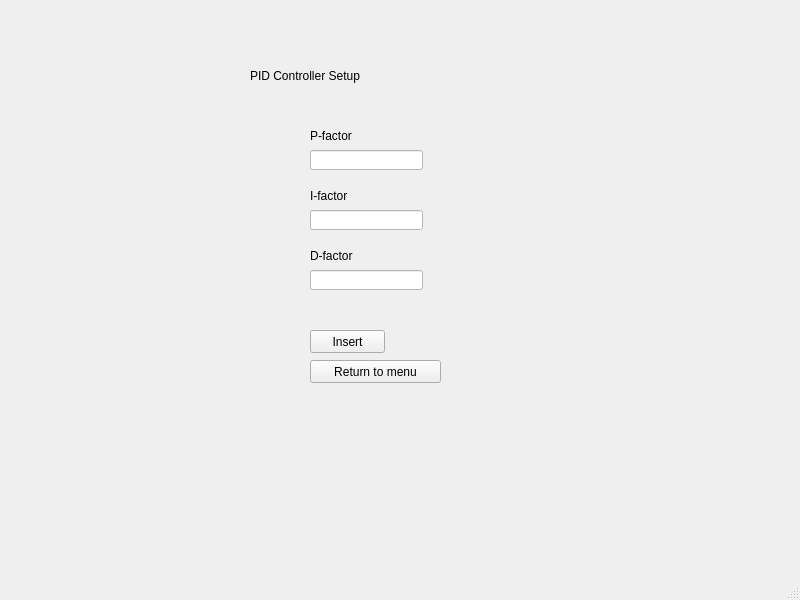
Marius-Graml/Michelson_Interferometer, file pid_controller_screen.ui: the form before one commit.
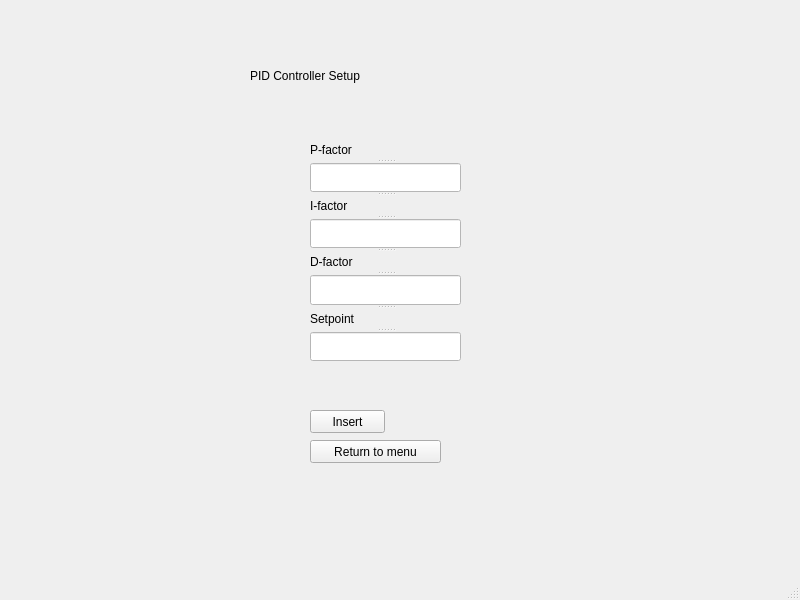
The form after the commit.

```diff
--- a/pid_controller_screen.ui
+++ b/pid_controller_screen.ui
@@ -42,98 +42,11 @@
       <string>PID Controller Setup</string>
      </property>
     </widget>
-    <widget class="QLabel" name="label_2">
-     <property name="geometry">
-      <rect>
-       <x>310</x>
-       <y>120</y>
-       <width>71</width>
-       <height>31</height>
-      </rect>
-     </property>
-     <property name="styleSheet">
-      <string notr="true">font: 12pt &quot;MS Shell Dlg 2&quot;;</string>
-     </property>
-     <property name="text">
-      <string>P-factor</string>
-     </property>
-    </widget>
-    <widget class="QLineEdit" name="p_factor_line">
-     <property name="geometry">
-      <rect>
-       <x>310</x>
-       <y>150</y>
-       <width>113</width>
-       <height>20</height>
-      </rect>
-     </property>
-     <property name="styleSheet">
-      <string notr="true">background-color: rgb(255, 255, 255);</string>
-     </property>
-    </widget>
-    <widget class="QLabel" name="label_3">
-     <property name="geometry">
-      <rect>
-       <x>310</x>
-       <y>180</y>
-       <width>71</width>
-       <height>31</height>
-      </rect>
-     </property>
-     <property name="styleSheet">
-      <string notr="true">font: 12pt &quot;MS Shell Dlg 2&quot;;</string>
-     </property>
-     <property name="text">
-      <string>I-factor</string>
-     </property>
-    </widget>
-    <widget class="QLineEdit" name="i_factor_line">
-     <property name="geometry">
-      <rect>
-       <x>310</x>
-       <y>210</y>
-       <width>113</width>
-       <height>20</height>
-      </rect>
-     </property>
-     <property name="styleSheet">
-      <string notr="true">background-color: rgb(255, 255, 255);</string>
-     </property>
-    </widget>
-    <widget class="QLabel" name="label_4">
-     <property name="geometry">
-      <rect>
-       <x>310</x>
-       <y>240</y>
-       <width>71</width>
-       <height>31</height>
-      </rect>
-     </property>
-     <property name="styleSheet">
-      <string notr="true">font: 12pt &quot;MS Shell Dlg 2&quot;;</string>
-     </property>
-     <property name="text">
-      <string>D-factor</string>
-     </property>
-    </widget>
-    <widget class="QLineEdit" name="d_factor_line">
-     <property name="geometry">
-      <rect>
-       <x>310</x>
-       <y>270</y>
-       <width>113</width>
-       <height>20</height>
-      </rect>
-     </property>
-     <property name="styleSheet">
-      <string notr="true">background-color: rgb(255, 255, 255);</string>
-     </property>
-    </widget>
     <widget class="QLabel" name="error_label">
      <property name="geometry">
       <rect>
        <x>310</x>
-       <y>300</y>
+       <y>380</y>
        <width>161</width>
        <height>16</height>
       </rect>
@@ -149,7 +62,7 @@
      <property name="geometry">
       <rect>
        <x>310</x>
-       <y>330</y>
+       <y>410</y>
        <width>75</width>
        <height>23</height>
       </rect>
@@ -162,7 +75,7 @@
      <property name="geometry">
       <rect>
        <x>310</x>
-       <y>360</y>
+       <y>440</y>
        <width>131</width>
        <height>23</height>
       </rect>
@@ -171,6 +84,71 @@
       <string>Return to menu</string>
      </property>
     </widget>
+    <widget class="QSplitter" name="splitter">
+     <property name="geometry">
+      <rect>
+       <x>310</x>
+       <y>140</y>
+       <width>151</width>
+       <height>221</height>
+      </rect>
+     </property>
+     <property name="orientation">
+      <enum>Qt::Vertical</enum>
+     </property>
+     <widget class="QLabel" name="label_2">
+      <property name="styleSheet">
+       <string notr="true">font: 12pt &quot;MS Shell Dlg 2&quot;;</string>
+      </property>
+      <property name="text">
+       <string>P-factor</string>
+      </property>
+     </widget>
+     <widget class="QLineEdit" name="p_factor_line">
+      <property name="styleSheet">
+       <string notr="true">background-color: rgb(255, 255, 255);</string>
+      </property>
+     </widget>
+     <widget class="QLabel" name="label_3">
+      <property name="styleSheet">
+       <string notr="true">font: 12pt &quot;MS Shell Dlg 2&quot;;</string>
+      </property>
+      <property name="text">
+       <string>I-factor</string>
+      </property>
+     </widget>
+     <widget class="QLineEdit" name="i_factor_line">
+      <property name="styleSheet">
+       <string notr="true">background-color: rgb(255, 255, 255);</string>
+      </property>
+     </widget>
+     <widget class="QLabel" name="label_4">
+      <property name="styleSheet">
+       <string notr="true">font: 12pt &quot;MS Shell Dlg 2&quot;;</string>
+      </property>
+      <property name="text">
+       <string>D-factor</string>
+      </property>
+     </widget>
+     <widget class="QLineEdit" name="d_factor_line">
+      <property name="styleSheet">
+       <string notr="true">background-color: rgb(255, 255, 255);</string>
+      </property>
+     </widget>
+     <widget class="QLabel" name="label_5">
+      <property name="styleSheet">
+       <string notr="true">font: 12pt &quot;MS Shell Dlg 2&quot;;</string>
+      </property>
+      <property name="text">
+       <string>Setpoint</string>
+      </property>
+     </widget>
+     <widget class="QLineEdit" name="setpoint_line">
+      <property name="styleSheet">
+       <string notr="true">background-color: rgb(255, 255, 255);</string>
+      </property>
+     </widget>
+    </widget>
    </widget>
   </widget>
   <widget class="QStatusBar" name="statusbar"/>
```
